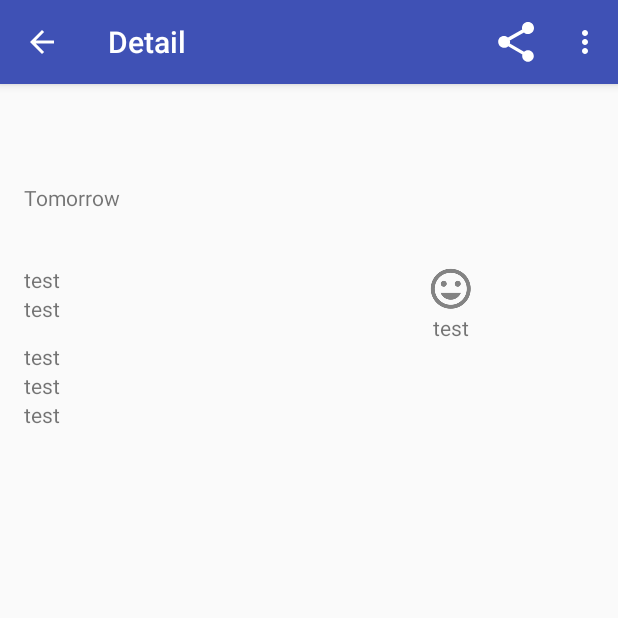
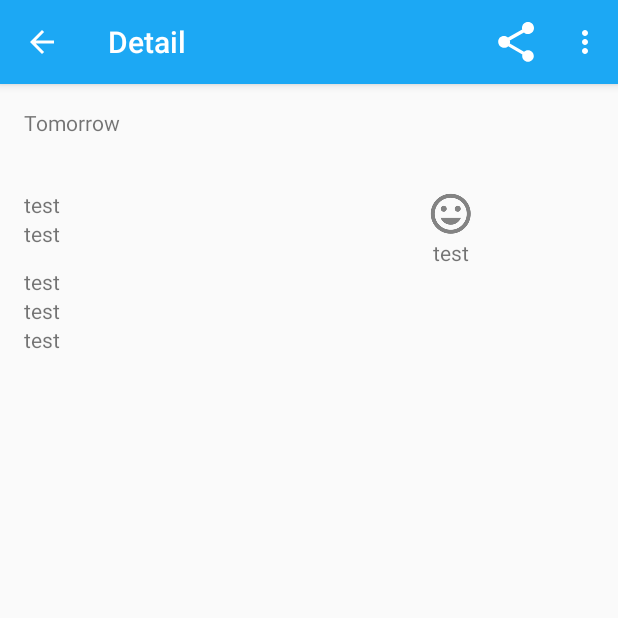
Before and after one commit to orangeoctopus/sunshine-udacity, an Android app: the DetailActivity screen opened directly, with no data from a screen before it, on a phone screen of 412 x 824 dp, the top half of it. Run offline under Robolectric (Android 15) with nearby library versions, the phone set to English and light mode, and no system bars; 1 statement that could not run was skipped.

Commit message:
logo and action bar

```diff
--- a/app/src/main/AndroidManifest.xml
+++ b/app/src/main/AndroidManifest.xml
@@ -16,7 +16,7 @@
         <activity
             android:name=".MainActivity"
             android:label="@string/app_name"
-            android:theme="@style/AppTheme.NoActionBar">
+            android:theme="@style/ForecastTheme">
             <intent-filter>
                 <action android:name="android.intent.action.MAIN" />
 
@@ -27,7 +27,7 @@
             android:name=".DetailActivity"
             android:label="@string/title_activity_detail"
             android:parentActivityName=".MainActivity"
-            android:theme="@style/AppTheme.NoActionBar">
+            >
             <meta-data
                 android:name="android.support.PARENT_ACTIVITY"
                 android:value="com.example.pogee.sunshine.app.MainActivity" />
@@ -35,6 +35,7 @@
         <activity android:name=".SettingsActivity"
             android:label="@string/title_activity_settings"
             android:parentActivityName=".MainActivity"
+            android:theme="@style/SettingsTheme"
             >
             <meta-data
                 android:name="android.support.PARENT_ACTIVITY"
--- a/app/src/main/java/com/example/pogee/sunshine/app/DetailActivity.java
+++ b/app/src/main/java/com/example/pogee/sunshine/app/DetailActivity.java
@@ -33,8 +33,7 @@ public class DetailActivity extends AppCompatActivity {
     protected void onCreate(Bundle savedInstanceState) {
         super.onCreate(savedInstanceState);
         setContentView(R.layout.activity_detail);
-        Toolbar toolbar = (Toolbar) findViewById(R.id.toolbar);
-        setSupportActionBar(toolbar);
+
 
         getSupportActionBar().setDisplayHomeAsUpEnabled(true);
         //add a new DetailFragment when the DetailActivity starts. This is soley for the one pane case,
--- a/app/src/main/res/layout/activity_detail.xml
+++ b/app/src/main/res/layout/activity_detail.xml
@@ -8,24 +8,10 @@
     tools:context="com.example.pogee.sunshine.app.DetailActivity"
     tools:ignore="MergeRootFrame">
 
-    <android.support.design.widget.AppBarLayout
-        android:layout_width="match_parent"
-        android:layout_height="wrap_content"
-        android:theme="@style/AppTheme.AppBarOverlay">
-
-        <android.support.v7.widget.Toolbar
-            android:id="@+id/toolbar"
-            android:layout_width="match_parent"
-            android:layout_height="?attr/actionBarSize"
-            android:background="?attr/colorPrimary"
-            app:popupTheme="@style/AppTheme.PopupOverlay" />
-
-    </android.support.design.widget.AppBarLayout>
 
     <FrameLayout xmlns:android="http://schemas.android.com/apk/res/android"
         xmlns:tools="http://schemas.android.com/tools" android:id="@+id/weather_detail_container"
         android:layout_width="match_parent" android:layout_height="match_parent"
-        android:paddingTop="?android:attr/actionBarSize"
         tools:context="com.example.android.sunshine.app.DetailActivity" tools:ignore="MergeRootFrame" />
 
 
--- a/app/src/main/res/layout/content_detail.xml
+++ b/app/src/main/res/layout/content_detail.xml
@@ -2,8 +2,7 @@
 
 <ScrollView xmlns:android="http://schemas.android.com/apk/res/android"
    android:layout_width="match_parent"
-   android:layout_height="match_parent"
-    android:paddingTop="50dp">
+   android:layout_height="match_parent">
 
 
     <LinearLayout
--- /dev/null
+++ b/app/src/main/res/values-v14/styles.xml
@@ -0,0 +1,14 @@
+<?xml version="1.0" encoding="utf-8"?>
+<resources>
+    <!-- Settings activity theme. -->
+    <style name="SettingsTheme" parent="@android:style/Theme.Holo.Light.DarkActionBar">
+        <item name="android:actionBarStyle">@style/ActionBar.V14.Sunshine.NoTitle</item>
+    </style>
+
+    <!-- Settings activity action bar styles
+     Settings activity by defaut does not have action bar because it is a UI preference activity which doesnt have it - but we can set it (above)-->
+    <style name="ActionBar.V14.Sunshine.NoTitle" parent="@android:style/Widget.Holo.Light.ActionBar.Solid.Inverse">
+        <item name="android:background">@color/sunshine_blue</item>
+        <item name="android:height">56dp</item>
+    </style>
+</resources>
--- a/app/src/main/res/values-v21/styles.xml
+++ b/app/src/main/res/values-v21/styles.xml
@@ -6,4 +6,10 @@
         <item name="android:windowDrawsSystemBarBackgrounds">true</item>
         <item name="android:statusBarColor">@android:color/transparent</item>
     </style>
+
+    <!-- Settings activity theme. -->
+    <style name="SettingsTheme" parent="@android:style/Theme.Material.Light.DarkActionBar">
+        <item name="android:colorPrimary">@color/sunshine_blue</item>
+        <item name="android:colorPrimaryDark">@color/sunshine_dark_blue</item>
+    </style>
 </resources>
--- a/app/src/main/res/values/colors.xml
+++ b/app/src/main/res/values/colors.xml
@@ -5,4 +5,6 @@
     <color name="colorAccent">#FF4081</color>
     <color name="grey">#cccccc</color>
     <color name="sunshine_light_blue">#ff64c2f4</color>
+    <color name="sunshine_blue">#ff1ca8f4</color>
+    <color name="sunshine_dark_blue">#0288D1</color>
 </resources>
--- a/app/src/main/res/values/styles.xml
+++ b/app/src/main/res/values/styles.xml
@@ -1,11 +1,30 @@
 <resources>
 
     <!-- Base application theme. -->
-    <style name="AppTheme" parent="Theme.AppCompat.Light.DarkActionBar">
-        <!-- Customize your theme here. -->
-        <item name="colorPrimary">@color/colorPrimary</item>
-        <item name="colorPrimaryDark">@color/colorPrimaryDark</item>
-        <item name="colorAccent">@color/colorAccent</item>
+    <style name="AppTheme" parent="@style/Theme.AppCompat.Light.DarkActionBar">
+        <item name="colorPrimary">@color/sunshine_blue</item>
+        <item name="colorPrimaryDark">@color/sunshine_dark_blue</item>
+    </style>
+
+    <!-- Main activity theme. -->
+    <style name="ForecastTheme" parent="AppTheme">
+        <item name="actionBarStyle">@style/ActionBar.Solid.Sunshine.NoTitle</item>
+    </style>
+
+    <!-- Settings activity theme. -->
+    <style name="SettingsTheme" parent="AppTheme">
+    </style>
+
+    <!-- main activity action bar styles -->
+    <style name="ActionBar.Solid.Sunshine.NoTitle" parent="@style/Widget.AppCompat.Light.ActionBar.Solid.Inverse">
+        <item name="displayOptions">useLogo|showHome</item>
+        <item name="logo">@drawable/ic_logo</item>
+    </style>
+
+    <!-- Style for forecast listview -->
+    <style name="ForecastListStyle">
+        <!-- Here it's a stub.  In screens of sufficient width, this style includes modifications
+        for two-pane layout -->
     </style>
 
     <style name="AppTheme.NoActionBar">
@@ -17,6 +36,5 @@
 
     <style name="AppTheme.PopupOverlay" parent="ThemeOverlay.AppCompat.Light" />
 
-    <style name="ForecastListStyle"></style> <!-- just a astud here - no choice mode for only one pane -->
 
 </resources>
```
Also changed, not shown: app/src/main/java/com/example/pogee/sunshine/app/ForecastAdapter.java (+10 -2 lines), app/src/main/java/com/example/pogee/sunshine/app/ForecastFragment.java (+13 -0 lines), app/src/main/java/com/example/pogee/sunshine/app/MainActivity.java (+6 -2 lines), app/src/main/res/layout/activity_main.xml (+0 -13 lines).
